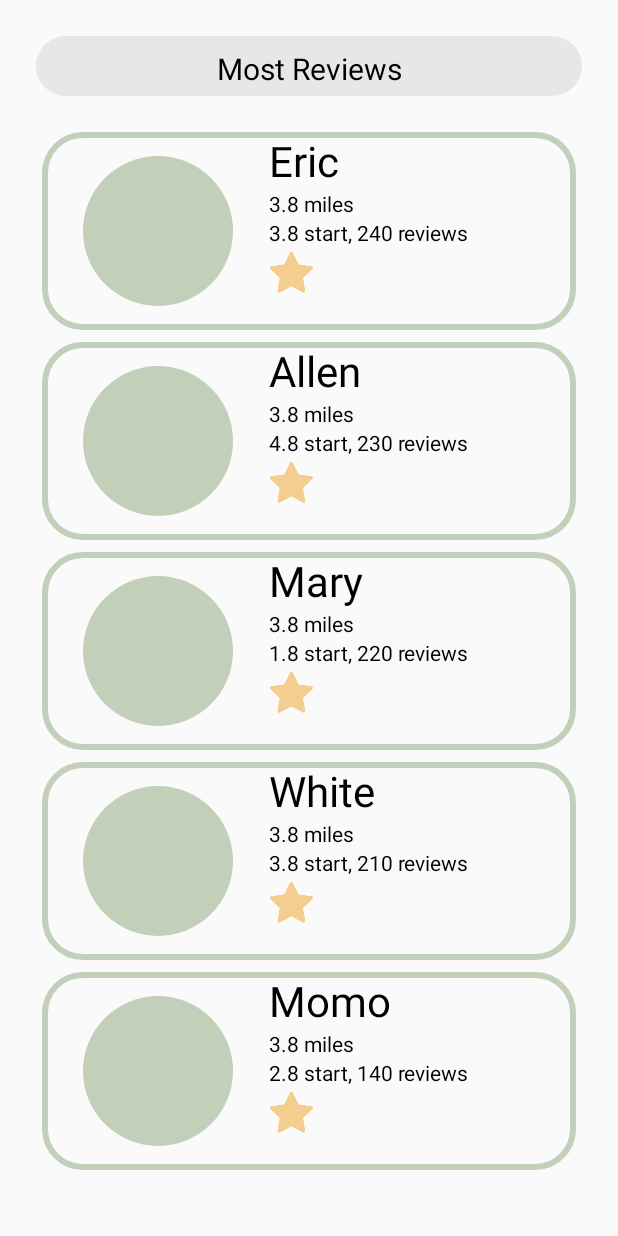
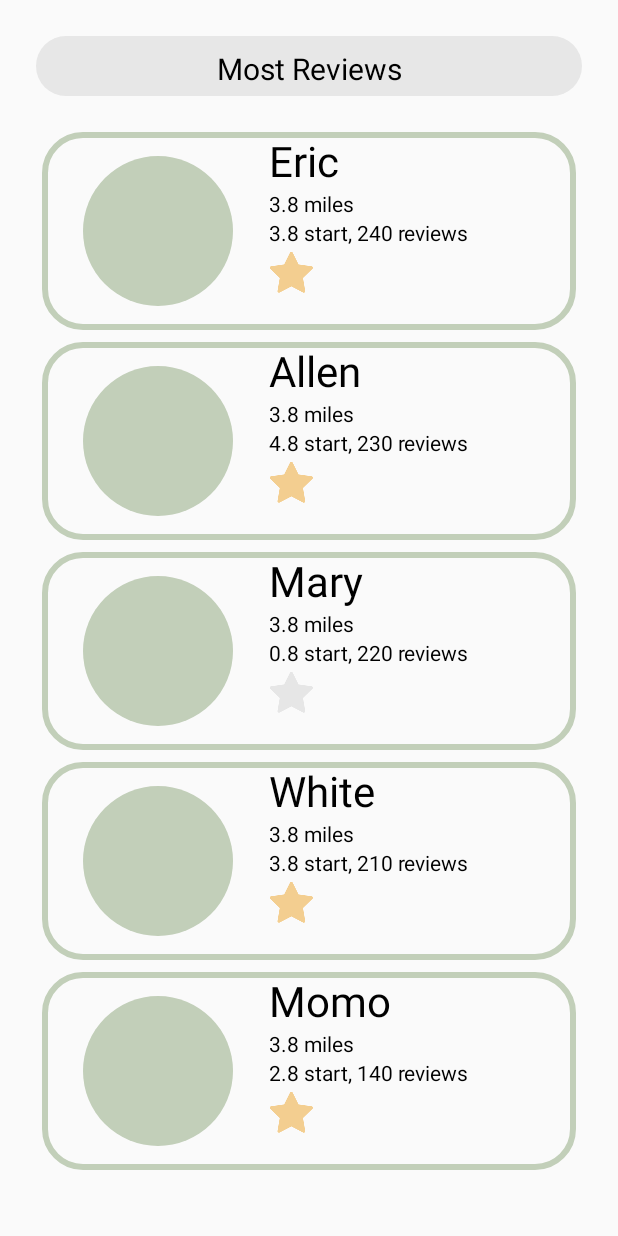
Before and after one commit to cardinalblue/PetPal, an Android app: the screen it shows after launch (MainActivity), after a tap on "Pet Owner", on a phone screen of 412 x 824 dp. Run offline under Robolectric (Android 15) with nearby library versions, the phone set to English and light mode, and no system bars; our stand-ins replace CircleImageView; Roboto replaces fonts that are not available here.

Commit message:
Implement Sitters star image

```diff
--- a/app/src/main/java/com/cardianlblue/petpal/Sitter.kt
+++ b/app/src/main/java/com/cardianlblue/petpal/Sitter.kt
@@ -1,3 +1,3 @@
 package com.cardianlblue.petpal
 
-class Sitter(val name: String, val distance: Float, val stars: String, val reviews: Int)
+class Sitter(val name: String, val distance: Float, val stars: Float, val reviews: Int)
--- a/app/src/main/java/com/cardianlblue/petpal/SitterAdapter.kt
+++ b/app/src/main/java/com/cardianlblue/petpal/SitterAdapter.kt
@@ -27,6 +27,12 @@ class SitterAdapter : RecyclerView.Adapter<SitterViewHolder>() {
             textName.text = sitter.name
             textDistance.text = "${sitter.distance} miles"
             textStar.text = "${sitter.stars} start, ${sitter.reviews} reviews"
+
+            if (sitter.stars > 1) {
+                imageStart1.setImageResource(R.drawable.star_gold)
+            } else {
+                imageStart1.setImageResource(R.drawable.star_silver)
+            }
         }
     }
 }
@@ -36,5 +42,6 @@ class SitterViewHolder(itemView: View) : RecyclerView.ViewHolder(itemView) {
     val textName = itemView.textName
     val textDistance = itemView.textDistance
     val textStar = itemView.textStar
+    val imageStart1 = itemView.imageStart1
 
 }
--- a/app/src/main/java/com/cardianlblue/petpal/SitterRepository.kt
+++ b/app/src/main/java/com/cardianlblue/petpal/SitterRepository.kt
@@ -3,11 +3,11 @@ package com.cardianlblue.petpal
 class SitterRepository() {
 
     private val sitters = listOf(
-        Sitter("Eric", 3.8F, "3.8", 240),
-        Sitter("Allen", 3.8F, "4.8", 230),
-        Sitter("Mary", 3.8F, "1.8", 220),
-        Sitter("White",3.8F, "3.8", 210),
-        Sitter("Momo", 3.8F, "2.8", 140)
+        Sitter("Eric", 3.8F, 3.8F, 240),
+        Sitter("Allen", 3.8F, 4.8F, 230),
+        Sitter("Mary", 3.8F, 0.8F, 220),
+        Sitter("White",3.8F, 3.8F, 210),
+        Sitter("Momo", 3.8F, 2.8F, 140)
     )
 
     fun getSitters(): List<Sitter> {
```
